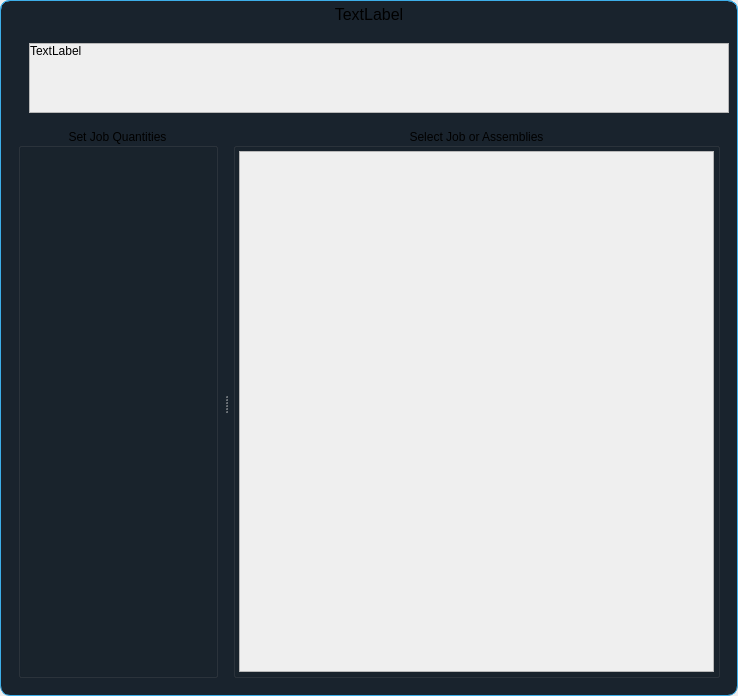
Qt form ui/generate_workorder_dialog.ui (TheCodingJsoftware/Invigo) before a commit.
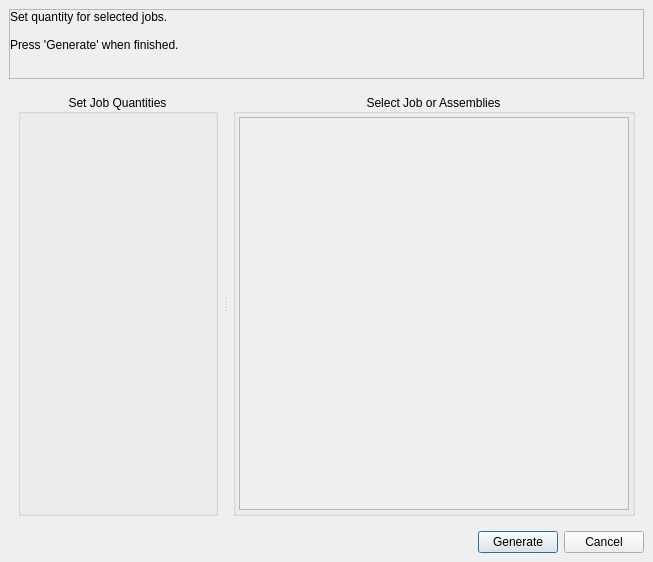
The same form after that commit.

The edit to the form file:
```diff
--- a/ui/generate_workorder_dialog.ui
+++ b/ui/generate_workorder_dialog.ui
@@ -6,8 +6,8 @@
    <rect>
     <x>0</x>
     <y>0</y>
-    <width>738</width>
-    <height>696</height>
+    <width>653</width>
+    <height>562</height>
    </rect>
   </property>
   <property name="windowTitle">
@@ -38,16 +38,9 @@
       <bool>false</bool>
      </property>
      <property name="styleSheet">
-      <string notr="true">QWidget#widget{
-	border-top-left-radius:10px;
-	border-bottom-left-radius:10px;
-	border-top-right-radius:10px;
-	border-bottom-right-radius:10px;
-	border: 1px solid  #3daee9;
-	background-color: #19232D;
-}</string>
+      <string notr="true"/>
      </property>
-     <layout class="QVBoxLayout" name="verticalLayout_3" stretch="0,0">
+     <layout class="QVBoxLayout" name="verticalLayout_3" stretch="0">
       <property name="leftMargin">
        <number>0</number>
       </property>
@@ -60,40 +53,6 @@
       <property name="bottomMargin">
        <number>0</number>
       </property>
-      <item>
-       <widget class="QLabel" name="lblTitle">
-        <property name="maximumSize">
-         <size>
-          <width>16777215</width>
-          <height>16777215</height>
-         </size>
-        </property>
-        <property name="font">
-         <font>
-          <pointsize>12</pointsize>
-         </font>
-        </property>
-        <property name="styleSheet">
-         <string notr="true">border-top-left-radius:10px;
-border-top-right-radius:10px;
-border: 1px solid  #3daee9;
-border-bottom: none;
-</string>
-        </property>
-        <property name="frameShape">
-         <enum>QFrame::Box</enum>
-        </property>
-        <property name="frameShadow">
-         <enum>QFrame::Sunken</enum>
-        </property>
-        <property name="text">
-         <string>TextLabel</string>
-        </property>
-        <property name="alignment">
-         <set>Qt::AlignHCenter|Qt::AlignTop</set>
-        </property>
-       </widget>
-      </item>
       <item>
        <layout class="QVBoxLayout" name="verticalLayout" stretch="0,1,0">
         <property name="leftMargin">
@@ -109,34 +68,7 @@
          <number>9</number>
         </property>
         <item>
-         <layout class="QHBoxLayout" name="horizontalLayout_4" stretch="0,0">
-          <item>
-           <layout class="QVBoxLayout" name="verticalLayout_2">
-            <property name="spacing">
-             <number>0</number>
-            </property>
-            <item>
-             <layout class="QVBoxLayout" name="iconHolder">
-              <property name="spacing">
-               <number>0</number>
-              </property>
-             </layout>
-            </item>
-            <item>
-             <spacer name="verticalSpacer">
-              <property name="orientation">
-               <enum>Qt::Vertical</enum>
-              </property>
-              <property name="sizeHint" stdset="0">
-               <size>
-                <width>20</width>
-                <height>40</height>
-               </size>
-              </property>
-             </spacer>
-            </item>
-           </layout>
-          </item>
+         <layout class="QHBoxLayout" name="horizontalLayout_4" stretch="0">
           <item>
            <widget class="QScrollArea" name="scrollArea">
             <property name="widgetResizable">
@@ -147,7 +79,7 @@
               <rect>
                <x>0</x>
                <y>0</y>
-               <width>688</width>
+               <width>631</width>
                <height>69</height>
               </rect>
              </property>
@@ -176,7 +108,9 @@
                  </sizepolicy>
                 </property>
                 <property name="text">
-                 <string>TextLabel</string>
+                 <string>Set quantity for selected jobs.
+
+Press 'Generate' when finished.</string>
                 </property>
                 <property name="alignment">
                  <set>Qt::AlignLeading|Qt::AlignLeft|Qt::AlignTop</set>
@@ -308,8 +242,8 @@
                      <rect>
                       <x>0</x>
                       <y>0</y>
-                      <width>475</width>
-                      <height>514</height>
+                      <width>390</width>
+                      <height>391</height>
                      </rect>
                     </property>
                     <layout class="QVBoxLayout" name="verticalLayout_5">
@@ -345,7 +279,47 @@
          </layout>
         </item>
         <item>
-         <layout class="QHBoxLayout" name="buttonsLayout"/>
+         <layout class="QHBoxLayout" name="buttonsLayout">
+          <item>
+           <spacer name="horizontalSpacer">
+            <property name="orientation">
+             <enum>Qt::Horizontal</enum>
+            </property>
+            <property name="sizeHint" stdset="0">
+             <size>
+              <width>40</width>
+              <height>20</height>
+             </size>
+            </property>
+           </spacer>
+          </item>
+          <item>
+           <widget class="QPushButton" name="pushButton_generate">
+            <property name="maximumSize">
+             <size>
+              <width>16777215</width>
+              <height>16777215</height>
+             </size>
+            </property>
+            <property name="text">
+             <string>Generate</string>
+            </property>
+           </widget>
+          </item>
+          <item>
+           <widget class="QPushButton" name="pushButton_cancel">
+            <property name="maximumSize">
+             <size>
+              <width>16777215</width>
+              <height>16777215</height>
+             </size>
+            </property>
+            <property name="text">
+             <string>Cancel</string>
+            </property>
+           </widget>
+          </item>
+         </layout>
         </item>
        </layout>
       </item>
```
